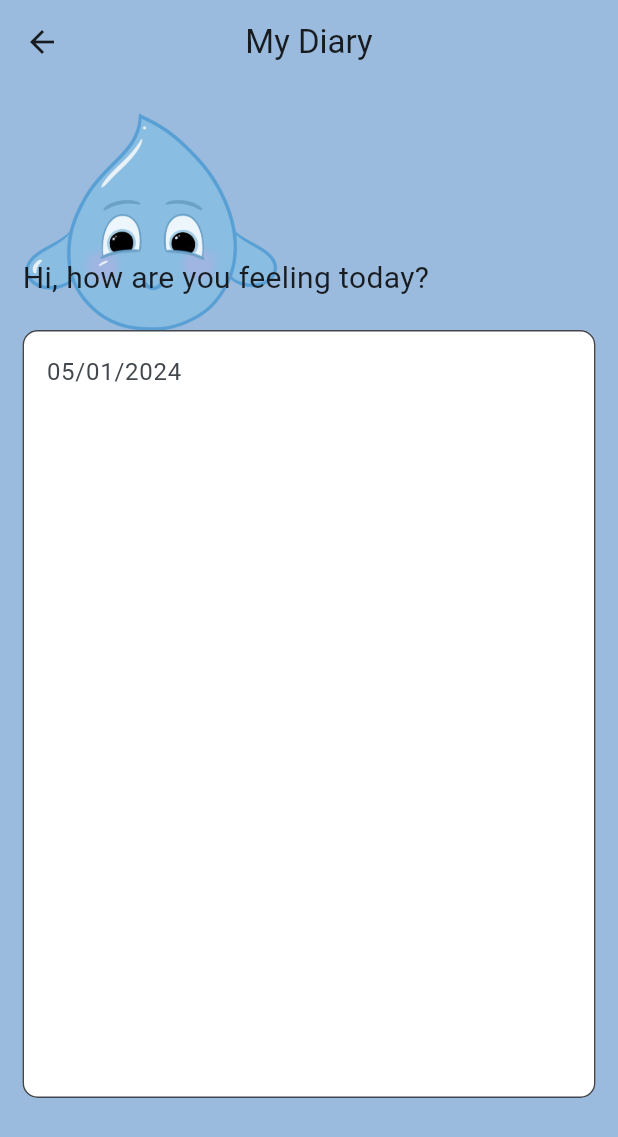
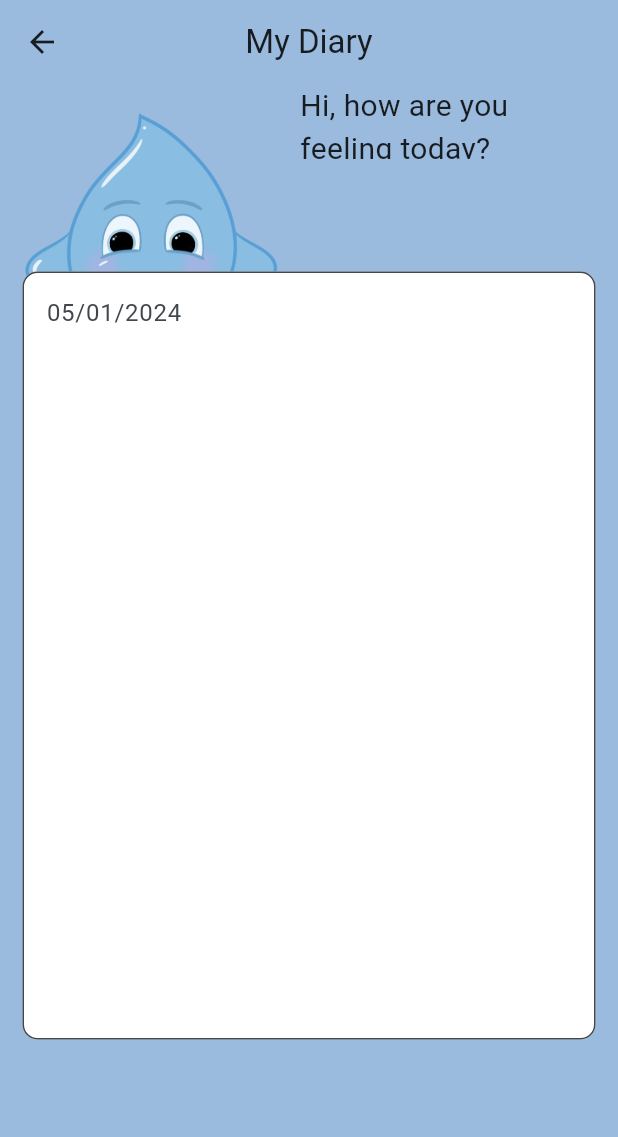
Before and after one commit to jernejakrajcar/droppy, a Flutter app: the screen it shows after launch, on a phone screen of 412 x 824 dp. Shown: the top 1137 px of the screen. Run offline on Flutter 3.47's test engine with Material 3 defaults, Android fonts, the phone set to English and light mode, and no system bars; our stand-ins replace isar; accounts and stored records are empty; generated files the repository leaves out were written again.

Commit message:
popravljen tekst (potrebno še popravit višino)

```diff
--- a/lib/screens/diary_screen.dart
+++ b/lib/screens/diary_screen.dart
@@ -7,6 +7,8 @@ class DiaryScreen extends StatelessWidget {
 
   @override
   Widget build(BuildContext context) {
+    final screenWidth = MediaQuery.of(context).size.width;
+    final questionWidth = screenWidth * 0.5;
     return Scaffold(
       appBar: AppBar(
         title: const Text('My Diary'),
@@ -29,15 +31,32 @@ class DiaryScreen extends StatelessWidget {
               ),
             ),
           ),
+          Container(
+              height: 50,
+              child: ListView(
+                scrollDirection: Axis.horizontal,
+                children: [
+                  Row(
+                    mainAxisSize: MainAxisSize.max,
+                    mainAxisAlignment: MainAxisAlignment.spaceEvenly,
+                    children: [
+                      Container(width: 200, height: 50),
+                      Container(
+                        width: 200,
+                        height: 50,
+                        child: Text(
+                          _generateRandomQuestion(),
+                          style: TextStyle(fontSize: 20),
+                        ),
+                      )
+                    ],
+                  )
+                ],
+              )),
           ListView(
             padding: EdgeInsets.all(15),
             children: [
-              const SizedBox(height: 100),
-              Text(
-                _generateRandomQuestion(),
-                style: TextStyle(fontSize: 20),
-              ),
-              const SizedBox(height: 20),
+              const SizedBox(height: 110),
               TextField(
                 maxLines: 20,
                 decoration: InputDecoration(
```
